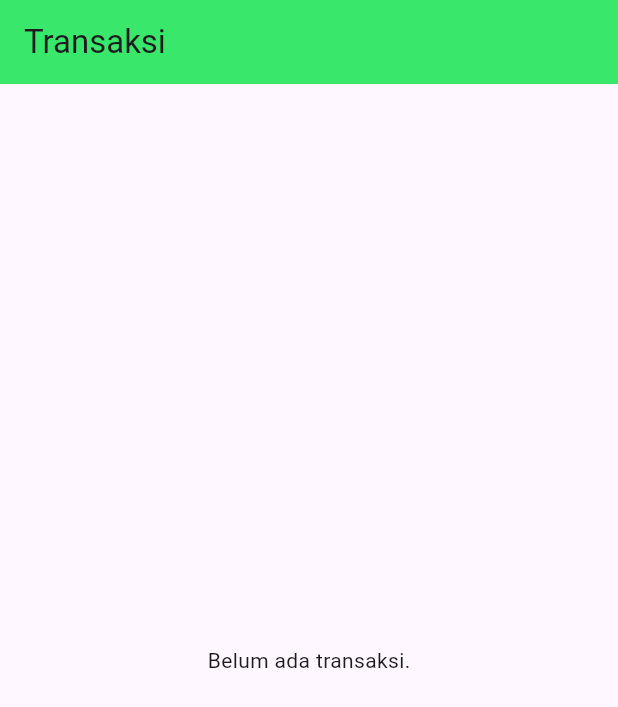
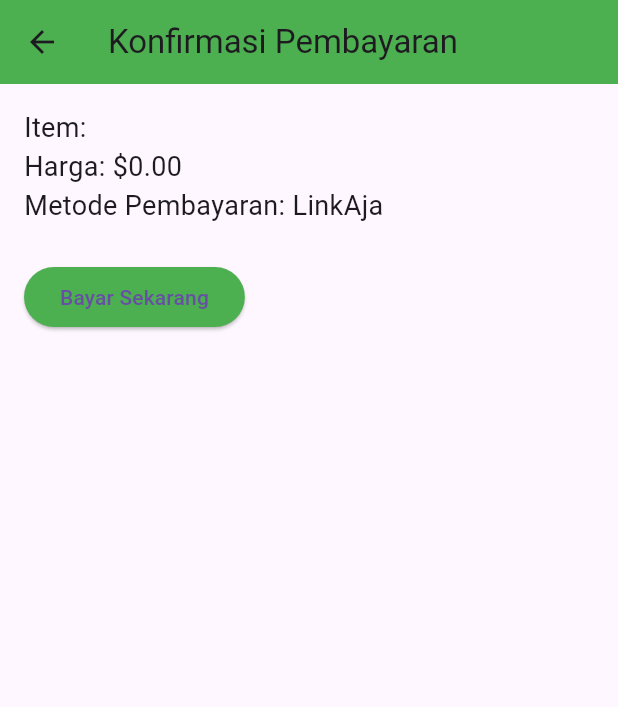
Before and after one commit to Regenman145/project_rokustore, a Flutter app: the PaymentPage screen opened directly with empty values, after a tap on "LinkAja", on a phone screen of 412 x 824 dp. Shown: the top 707 px of the screen. Run offline on Flutter 3.47's test engine with Material 3 defaults, Android fonts, the light colour scheme and no system bars.

Commit message:
menambahkan payment dart dan payment confirmation dart
bebrapa sudah diupdate

```diff
--- a/lib/ui/payment_page.dart
+++ b/lib/ui/payment.dart
@@ -1,5 +1,5 @@
 import 'package:flutter/material.dart';
-import 'transaction_page.dart';
+import 'payment_confirmation_page.dart'; // <-- Import baru
 
 class PaymentPage extends StatelessWidget {
   final String itemName;
@@ -38,7 +38,7 @@ class PaymentPage extends StatelessWidget {
                 Navigator.push(
                   context,
                   MaterialPageRoute(
-                    builder: (context) => TransactionPage(
+                    builder: (context) => PaymentConfirmationPage(
                       itemName: itemName,
                       price: price,
                       paymentMethod: method["name"],
--- /dev/null
+++ b/lib/ui/payment_confirmation_page.dart
@@ -0,0 +1,49 @@
+import 'package:flutter/material.dart';
+import 'bottomnav.dart';
+
+class PaymentConfirmationPage extends StatelessWidget {
+  final String itemName;
+  final double price;
+  final String paymentMethod;
+
+  const PaymentConfirmationPage({
+    super.key,
+    required this.itemName,
+    required this.price,
+    required this.paymentMethod,
+  });
+
+  @override
+  Widget build(BuildContext context) {
+    return Scaffold(
+      appBar: AppBar(
+        title: const Text("Konfirmasi Pembayaran"),
+        backgroundColor: Colors.green,
+      ),
+      body: Padding(
+        padding: const EdgeInsets.all(16.0),
+        child: Column(
+          crossAxisAlignment: CrossAxisAlignment.start,
+          children: [
+            Text("Item: $itemName", style: TextStyle(fontSize: 18)),
+            Text("Harga: \$${price.toStringAsFixed(2)}", style: TextStyle(fontSize: 18)),
+            Text("Metode Pembayaran: $paymentMethod", style: TextStyle(fontSize: 18)),
+            const SizedBox(height: 24),
+            ElevatedButton(
+              style: ElevatedButton.styleFrom(backgroundColor: Colors.green),
+              onPressed: () {
+                // Setelah bayar, kembali ke home
+                Navigator.pushAndRemoveUntil(
+                  context,
+                  MaterialPageRoute(builder: (_) => const BottomNav(currentIndex: 0)),
+                  (route) => false,
+                );
+              },
+              child: const Text("Bayar Sekarang"),
+            ),
+          ],
+        ),
+      ),
+    );
+  }
+}
```
Also changed, not shown: lib/ui/transaction_page.dart (+34 -1 lines).
